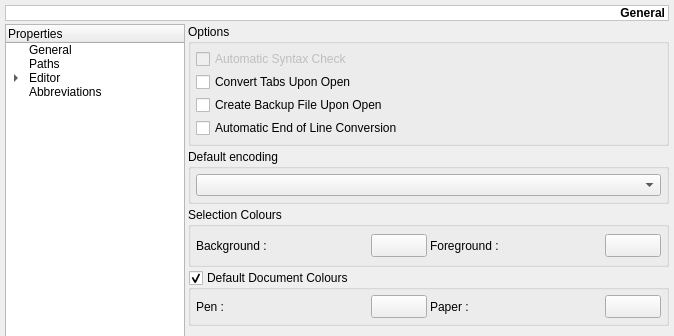
This is monkey/src/maininterface/ui/UISettings.ui in pasnox/monkeystudio2 as Qt 5 draws it before an edit; both pictures show x 0 to 674 and y 0 to 336 of the 674 by 771 pixel window. The edited form follows.
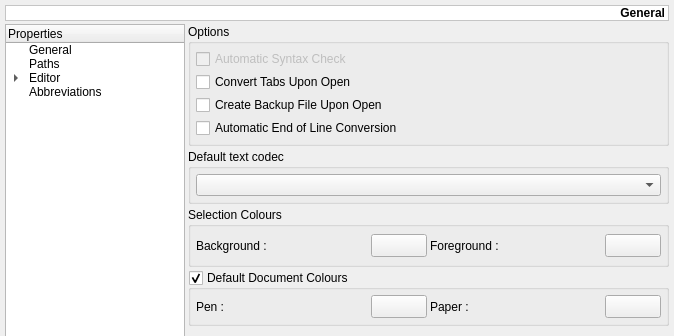
This is the edited form. The open tabs and pages were chosen to show the change. Custom widgets are drawn as their Qt base class.

Commit message: Rename "encoding" to codec to avoid ambiguity on  some members having different name but having same role

```diff
--- a/monkey/src/maininterface/ui/UISettings.ui
+++ b/monkey/src/maininterface/ui/UISettings.ui
@@ -558,7 +558,7 @@
        <item>
         <widget class="QGroupBox" name="gbDEncoding" >
          <property name="title" >
-          <string>Default encoding</string>
+          <string>Default text codec</string>
          </property>
          <layout class="QHBoxLayout" >
           <property name="spacing" >
```
Left out of the diff: 6 changed lines with no effect on the pictures. The commit also changes 18 other files.
